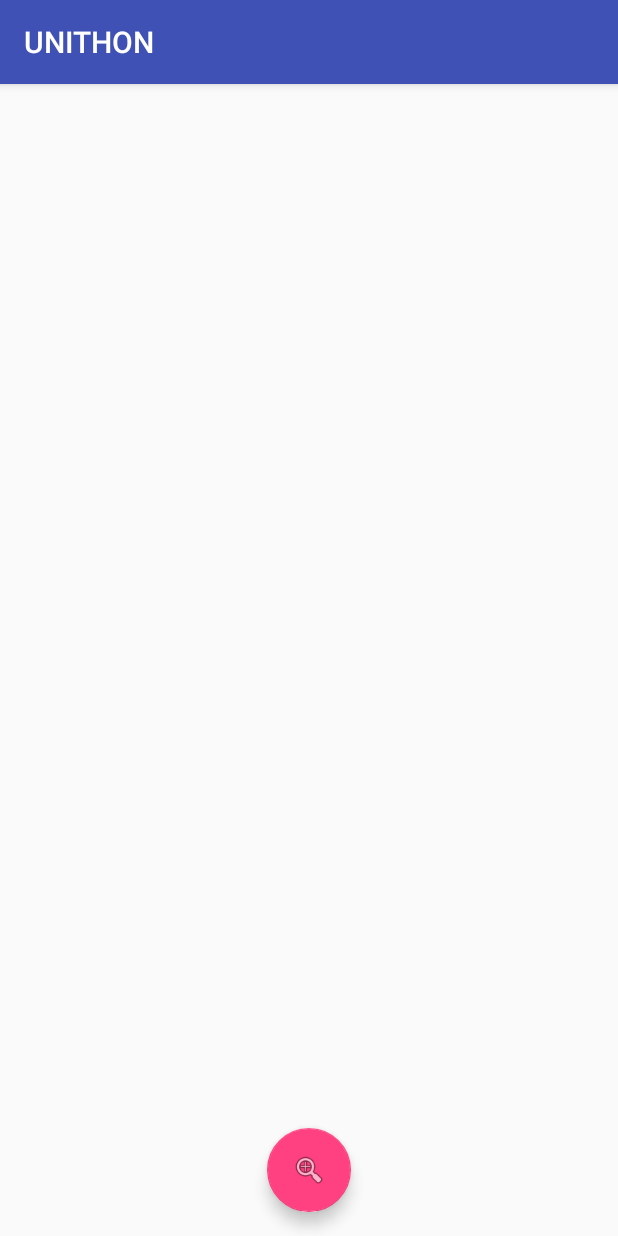
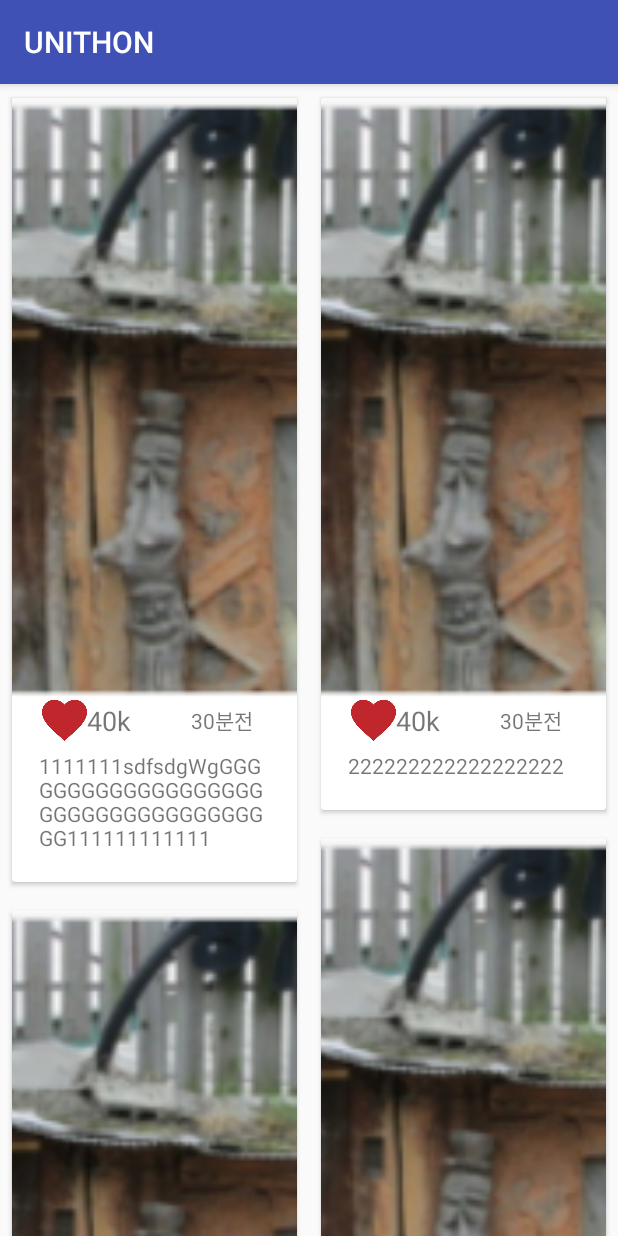
Before and after one commit to BomiPark/UNITHON, an Android app: the screen it shows after launch (MainActivity before the commit, ListActivity after it), on a phone screen of 412 x 824 dp. Run offline under Robolectric (Android 15) with nearby library versions, the phone set to English and light mode, and no system bars; libraries missing offline, so code that uses them is left out: jp.wasabeef.glide.

Commit message:
add list

```diff
--- a/app/src/main/AndroidManifest.xml
+++ b/app/src/main/AndroidManifest.xml
@@ -18,15 +18,16 @@
         <meta-data
             android:name="com.google.android.geo.API_KEY"
             android:value="@string/google_maps_key" />
-        <activity android:name=".Activity.MapActivity">
+        <activity android:name=".Activity.MapActivity" />
+        <activity android:name=".Activity.MainActivity">
         </activity>
-        <activity android:name=".Activity.MainActivity">
+        <activity android:name=".Activity.LoadingActivity" />
+        <activity android:name=".Activity.ListActivity">
             <intent-filter>
                 <action android:name="android.intent.action.MAIN" />
                 <category android:name="android.intent.category.LAUNCHER" />
             </intent-filter>
         </activity>
-        <activity android:name=".Activity.LoadingActivity" />
     </application>
 
 </manifest>
--- /dev/null
+++ b/app/src/main/java/project/android/unithon/Activity/ListActivity.java
@@ -0,0 +1,52 @@
+package project.android.unithon.Activity;
+
+import android.support.v7.app.AppCompatActivity;
+import android.os.Bundle;
+import android.support.v7.widget.RecyclerView;
+import android.support.v7.widget.StaggeredGridLayoutManager;
+
+import java.util.ArrayList;
+
+import project.android.unithon.Adapter.ItemAdapter;
+import project.android.unithon.Model.Item;
+import project.android.unithon.R;
+
+public class ListActivity extends AppCompatActivity {
+
+    RecyclerView recyclerView;
+    RecyclerView.Adapter adapter;
+
+    StaggeredGridLayoutManager st;
+    ArrayList<Item> items;
+
+    @Override
+    protected void onCreate(Bundle savedInstanceState) {
+        super.onCreate(savedInstanceState);
+        setContentView(R.layout.activity_list);
+
+        init();
+    }
+
+    void init(){
+
+        items = new ArrayList<Item>();
+        setData();
+
+        recyclerView = (RecyclerView)findViewById(R.id.recycler1);
+        st = new StaggeredGridLayoutManager(2, StaggeredGridLayoutManager.VERTICAL);
+        recyclerView.setLayoutManager(st);
+        adapter = new ItemAdapter(items, getApplicationContext(), R.layout.item_layout);
+        recyclerView.setAdapter(adapter);
+
+    }
+
+    void setData(){
+        items.add(new Item("가라", "1111111sdfsdgWgGGGGGGGGGGGGGGGGGGGGGGGGGGGGGGGGGGGGG111111111111", "30분전", "40k", "DDD"));
+        items.add(new Item("가라", "222222222222222222", "30분전", "40k", "DDD"));
+        items.add(new Item("가라", "233333333E33333333333", "30분전", "40k", "DDD"));
+        items.add(new Item("가라", "44444444FEEEEEEEEEEEEEEEEEEEEEEEEEEEEEEEEEEEEE44444444", "30분전", "40k", "DDD"));
+        items.add(new Item("가라", "5555555555555", "30분전", "40k", "DDD"));
+
+
+    }
+}
--- a/app/src/main/java/project/android/unithon/Activity/MapActivity.java
+++ b/app/src/main/java/project/android/unithon/Activity/MapActivity.java
@@ -22,7 +22,7 @@ public class MapActivity extends AppCompatActivity {
         container = (FrameLayout)findViewById(R.id.container);
 
         fragmentManager = getSupportFragmentManager();
-        getSupportFragmentManager().beginTransaction().replace(R.id.container, new MapFragment()).addToBackStack(null).commit();
+        getSupportFragmentManager().beginTransaction().replace(R.id.container, new MapFragment()).commit();
 
     }
 
--- /dev/null
+++ b/app/src/main/java/project/android/unithon/Adapter/ItemAdapter.java
@@ -0,0 +1,81 @@
+package project.android.unithon.Adapter;
+
+import android.content.Context;
+import android.support.v7.widget.RecyclerView;
+import android.view.LayoutInflater;
+import android.view.View;
+import android.view.ViewGroup;
+
+import com.bumptech.glide.Glide;
+
+import java.util.ArrayList;
+
+import jp.wasabeef.glide.transformations.CropCircleTransformation;
+import project.android.unithon.Holder.ViewHolder;
+import project.android.unithon.Model.Item;
+import project.android.unithon.R;
+
+/**
+ * Created by qkrqh on 2017-07-29.
+ */
+
+public class ItemAdapter extends RecyclerView.Adapter<ViewHolder>{
+
+    private Context context;
+    private ArrayList<Item> items;
+    int item_layout;
+    public ViewHolder viewHolder;
+
+    public ItemAdapter(ArrayList<Item> items, Context context, int item_layout) {
+        this.items = items;
+        this.context = context;
+        this.item_layout=item_layout;
+    }
+
+    @Override
+    public ViewHolder onCreateViewHolder(ViewGroup parent, int viewType) {
+
+        View view;
+
+        view = LayoutInflater.from(parent.getContext()).inflate(R.layout.item_layout, parent, false);
+        viewHolder = new ViewHolder(view);
+
+        return viewHolder;
+
+    }
+
+
+    @Override
+    public void onBindViewHolder(final ViewHolder holder, final int position){ // 이방법너무비열한거같아요 ㅠㅠ 다른방법찾아볼게요
+
+        final Item item = items.get(position);
+        Glide.with(context).load(R.drawable.content_img1).centerCrop() // 메인 사진
+                .override(1400,600).into(holder.contentImg);
+        holder.likeImg.setImageResource(R.drawable.heart);
+        holder.likeCount.setText(item.getLike());
+        holder.content.setText(item.getContent());
+        holder.timeText.setText(item.getSecond());
+
+
+        /*
+        if(item.getCheck() == true) { // 좋아요 클릭 시 채워진 하트
+            Glide.with(context).load(R.drawable.check).centerCrop()
+                    .bitmapTransform(new CropCircleTransformation(context))
+                    .into(holder.checkView);
+        }
+        else {
+            Glide.with(context).load(R.drawable.no_check).centerCrop()
+                    .bitmapTransform(new CropCircleTransformation(context))
+                    .into(holder.checkView);
+        }*/
+
+
+    }
+
+    @Override
+    public int getItemCount() {
+
+        return items.size();
+    }
+
+}
--- /dev/null
+++ b/app/src/main/java/project/android/unithon/Holder/ViewHolder.java
@@ -0,0 +1,23 @@
+package project.android.unithon.Holder;
+
+import android.support.v7.widget.RecyclerView;
+import android.view.View;
+import android.widget.ImageView;
+import android.widget.TextView;
+import project.android.unithon.R;
+
+
+public class ViewHolder extends RecyclerView.ViewHolder {
+
+    public ImageView contentImg, likeImg;
+    public TextView likeCount, content, timeText;
+
+    public ViewHolder(View view) {
+        super(view);
+        contentImg = (ImageView) view.findViewById(R.id.contentImg);
+        likeImg = (ImageView) view.findViewById(R.id.likeImg);
+        likeCount = (TextView) view.findViewById(R.id.likeCount);
+        content = (TextView) view.findViewById(R.id.content);
+        timeText = (TextView)view.findViewById(R.id.time);
+    }
+}
--- /dev/null
+++ b/app/src/main/java/project/android/unithon/Model/Item.java
@@ -0,0 +1,66 @@
+package project.android.unithon.Model;
+
+/**
+ * Created by qkrqh on 2017-07-29.
+ */
+
+public class Item {
+
+    private String contentImg;
+    private String content;
+    private String second;
+    private String like;
+    private String img;
+
+    public Item(){
+
+    }
+
+    public Item(String ContentImg, String content, String second, String like, String img){
+        this.contentImg = ContentImg;
+        this.content = content;
+        this.second = second;
+        this.like = like;
+        this.img = img;
+    }
+
+    public String getContentImg(){
+        return contentImg;
+    }
+
+    public void setContentImg(String contentImg) {
+        this.contentImg = contentImg;
+    }
+
+    public String getContent() {
+        return content;
+    }
+
+    public void setContent(String content) {
+        this.content = content;
+    }
+
+    public String getSecond() {
+        return second;
+    }
+
+    public void setSecond(String second) {
+        this.second = second;
+    }
+
+    public String getImg() {
+        return img;
+    }
+
+    public void setImg(String img) {
+        this.img = img;
+    }
+
+    public String getLike() {
+        return like;
+    }
+
+    public void setLike(String like) {
+        this.like = like;
+    }
+}
--- /dev/null
+++ b/app/src/main/res/layout/activity_list.xml
@@ -0,0 +1,15 @@
+<?xml version="1.0" encoding="utf-8"?>
+<android.support.constraint.ConstraintLayout xmlns:android="http://schemas.android.com/apk/res/android"
+    xmlns:app="http://schemas.android.com/apk/res-auto"
+    xmlns:tools="http://schemas.android.com/tools"
+    android:layout_width="match_parent"
+    android:layout_height="match_parent"
+    tools:context="project.android.unithon.Activity.ListActivity">
+
+    <android.support.v7.widget.RecyclerView
+        android:layout_width="match_parent"
+        android:layout_height="match_parent"
+        android:id="@+id/recycler1"/>
+
+
+</android.support.constraint.ConstraintLayout>
--- /dev/null
+++ b/app/src/main/res/layout/item_layout.xml
@@ -0,0 +1,75 @@
+<?xml version="1.0" encoding="utf-8"?>
+<LinearLayout xmlns:android="http://schemas.android.com/apk/res/android"
+    xmlns:app="http://schemas.android.com/apk/res-auto"
+    xmlns:card_view="http://schemas.android.com/tools"
+    android:orientation="vertical"
+    android:layout_width="match_parent"
+    android:layout_height="wrap_content">
+
+    <android.support.v7.widget.CardView
+        xmlns:android="http://schemas.android.com/apk/res/android"
+        android:id="@+id/cardview"
+        android:layout_width="wrap_content"
+        android:layout_height="wrap_content"
+        android:layout_margin="5dp"
+        app:cardUseCompatPadding="true"
+        app:cardElevation="@dimen/cardview_default_radius"
+        card_view:cardCornerRadius="40dp">
+
+        <LinearLayout
+            android:orientation="vertical"
+            android:layout_width="match_parent"
+            android:layout_height="match_parent">
+
+            <ImageView
+                android:layout_width="match_parent"
+                android:layout_height="wrap_content"
+                android:src="@drawable/content_img1"
+                android:scaleType="centerCrop"
+                android:id="@+id/contentImg" />
+
+            <LinearLayout
+                android:orientation="horizontal"
+                android:layout_width="match_parent"
+                android:layout_marginLeft="20dp"
+                android:layout_marginBottom="5dp"
+                android:layout_height="match_parent">
+
+                <ImageView
+                    android:layout_width="30dp"
+                    android:layout_height="30dp"
+                    android:id="@+id/likeImg"
+                    android:src="@mipmap/ic_launcher_round"/>
+
+                <TextView
+                    android:layout_width="wrap_content"
+                    android:layout_height="wrap_content"
+                    android:id="@+id/likeCount"
+                    android:layout_gravity="center"
+                    android:textSize="18sp"
+                    android:text="30K"/>
+
+                <TextView
+                    android:layout_width="wrap_content"
+                    android:layout_height="wrap_content"
+                    android:text="1분전"
+                    android:id="@+id/time"
+                    android:layout_marginLeft="40dp"
+                    android:layout_gravity="center"/>
+
+            </LinearLayout>
+
+            <TextView
+                android:text="@string/tempString"
+                android:layout_width="match_parent"
+                android:layout_height="wrap_content"
+                android:layout_marginLeft="18dp"
+                android:layout_marginRight="20dp"
+                android:id="@+id/content"
+                android:layout_marginBottom="20dp"/>
+
+
+        </LinearLayout>
+
+    </android.support.v7.widget.CardView>
+</LinearLayout>
--- a/app/src/main/res/values/colors.xml
+++ b/app/src/main/res/values/colors.xml
@@ -3,6 +3,7 @@
     <color name="colorPrimary">#3F51B5</color>
     <color name="colorPrimaryDark">#303F9F</color>
     <color name="colorAccent">#FF4081</color>
+    <color name="black">#000000</color>
 
     <color name="color_fab_main">#FF4081</color>
     <color name="color_fab_call_camera_fragment">#FF4081</color>
--- a/app/src/main/res/values/strings.xml
+++ b/app/src/main/res/values/strings.xml
@@ -1,3 +1,4 @@
 <resources>
     <string name="app_name">UNITHON</string>
+    <string name="tempString">ddddddddddddddddddddd\ndddd\nwwwwwerw</string>
 </resources>
```
Also changed, not shown: app/build.gradle (+7 -2 lines), app/src/main/res/drawable/content_img1.PNG (added), app/src/main/res/drawable/heart.png (added).
